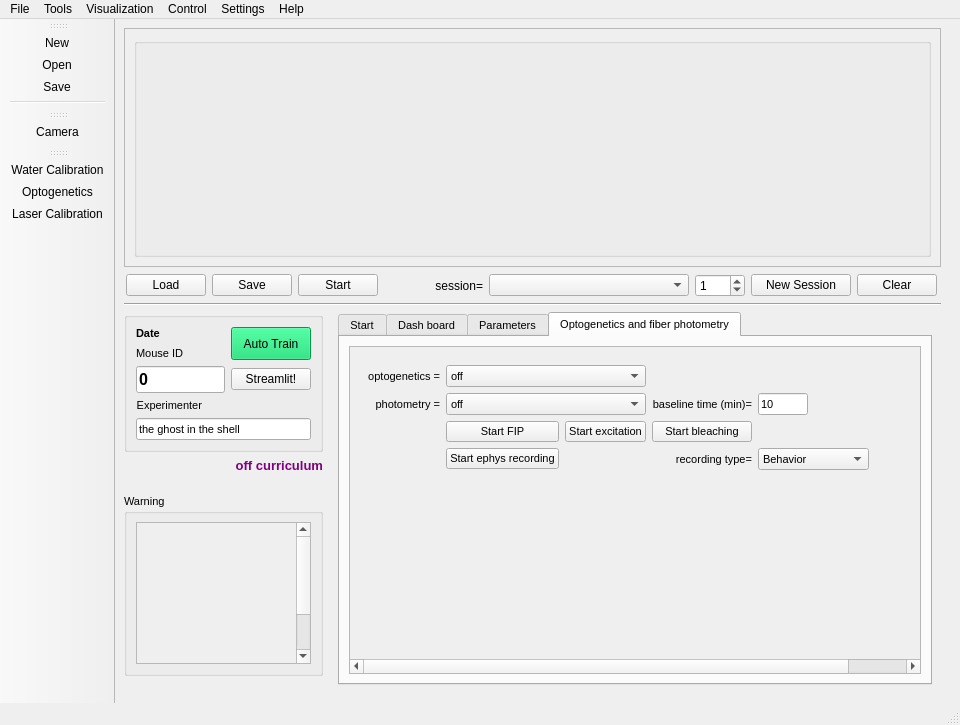
First picture: the form in src/foraging_gui/ForagingGUI.ui, repository AllenNeuralDynamics/dynamic-foraging-task, before the edit.
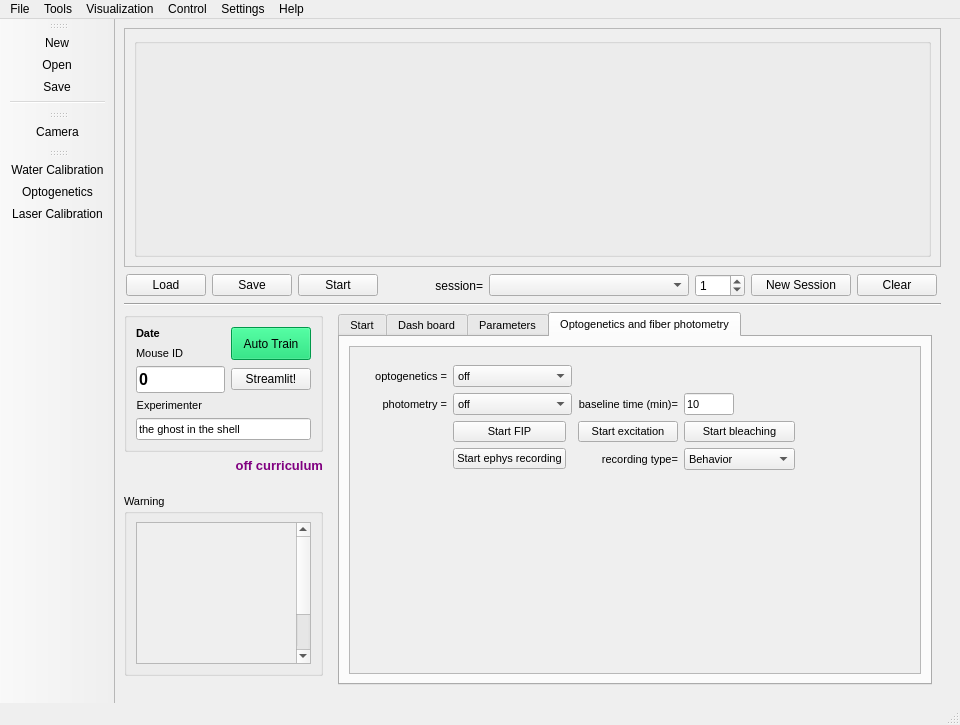
Second picture: the form after the edit. Icons and pictures are not drawn.

Diff of the .ui file:
```diff
--- a/src/foraging_gui/ForagingGUI.ui
+++ b/src/foraging_gui/ForagingGUI.ui
@@ -4682,7 +4682,7 @@
                         </property>
                        </widget>
                       </item>
-                      <item row="2" column="2">
+                      <item row="2" column="3">
                        <widget class="QPushButton" name="StartExcitation">
                         <property name="sizePolicy">
                          <sizepolicy hsizetype="Expanding" vsizetype="Expanding">
@@ -4698,7 +4698,7 @@
                         </property>
                        </widget>
                       </item>
-                      <item row="2" column="3">
+                      <item row="2" column="4">
                        <widget class="QPushButton" name="StartBleaching">
                         <property name="sizePolicy">
                          <sizepolicy hsizetype="Expanding" vsizetype="Expanding">
```
